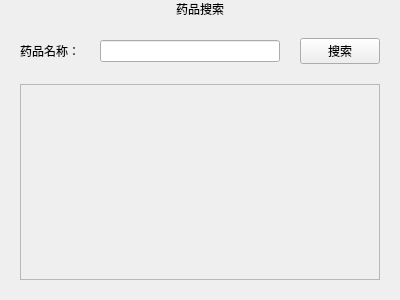
Above: code/patient/drugsearchpage.ui from laonuo2004/cpp-qt-medical-system before the change. Below: the same form after it.
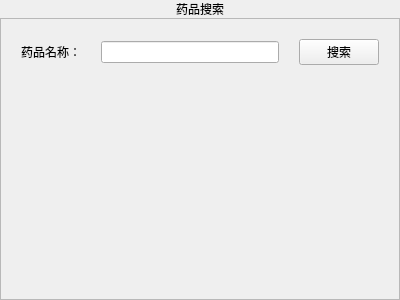
That is the form after the change.

The edit to the form file:
```diff
--- a/code/patient/drugsearchpage.ui
+++ b/code/patient/drugsearchpage.ui
@@ -15,19 +15,19 @@
   </property>
   <layout class="QVBoxLayout" name="verticalLayout_2">
    <property name="spacing">
-    <number>20</number>
+    <number>0</number>
    </property>
    <property name="leftMargin">
-    <number>20</number>
+    <number>0</number>
    </property>
    <property name="topMargin">
     <number>0</number>
    </property>
    <property name="rightMargin">
-    <number>20</number>
+    <number>0</number>
    </property>
    <property name="bottomMargin">
-    <number>20</number>
+    <number>0</number>
    </property>
    <item>
     <widget class="QLabel" name="HeaderLabel">
@@ -39,31 +39,6 @@
      </property>
     </widget>
    </item>
-   <item>
-    <layout class="QHBoxLayout" name="horizontalLayout">
-     <item>
-      <widget class="QLabel" name="label">
-       <property name="text">
-        <string>药品名称：</string>
-       </property>
-      </widget>
-     </item>
-     <item>
-      <widget class="QLineEdit" name="lineEdit">
-       <property name="text">
-        <string/>
-       </property>
-      </widget>
-     </item>
-     <item>
-      <widget class="QPushButton" name="SearchBtn">
-       <property name="text">
-        <string>搜索</string>
-       </property>
-      </widget>
-     </item>
-    </layout>
-   </item>
    <item>
     <widget class="QScrollArea" name="scrollArea">
      <property name="widgetResizable">
@@ -74,26 +49,51 @@
        <rect>
         <x>0</x>
         <y>0</y>
-        <width>358</width>
-        <height>182</height>
+        <width>398</width>
+        <height>283</height>
        </rect>
       </property>
       <layout class="QVBoxLayout" name="verticalLayout">
        <property name="spacing">
-        <number>0</number>
+        <number>20</number>
        </property>
        <property name="leftMargin">
-        <number>0</number>
+        <number>20</number>
        </property>
        <property name="topMargin">
-        <number>0</number>
+        <number>20</number>
        </property>
        <property name="rightMargin">
-        <number>0</number>
+        <number>20</number>
        </property>
        <property name="bottomMargin">
-        <number>0</number>
+        <number>20</number>
        </property>
+       <item>
+        <layout class="QHBoxLayout" name="horizontalLayout">
+         <item>
+          <widget class="QLabel" name="label">
+           <property name="text">
+            <string>药品名称：</string>
+           </property>
+          </widget>
+         </item>
+         <item>
+          <widget class="QLineEdit" name="lineEdit">
+           <property name="text">
+            <string/>
+           </property>
+          </widget>
+         </item>
+         <item>
+          <widget class="QPushButton" name="SearchBtn">
+           <property name="text">
+            <string>搜索</string>
+           </property>
+          </widget>
+         </item>
+        </layout>
+       </item>
        <item>
         <layout class="QGridLayout" name="DrugList">
          <property name="spacing">
```
Left out of the diff: 2 changed lines with no effect on the pictures.
